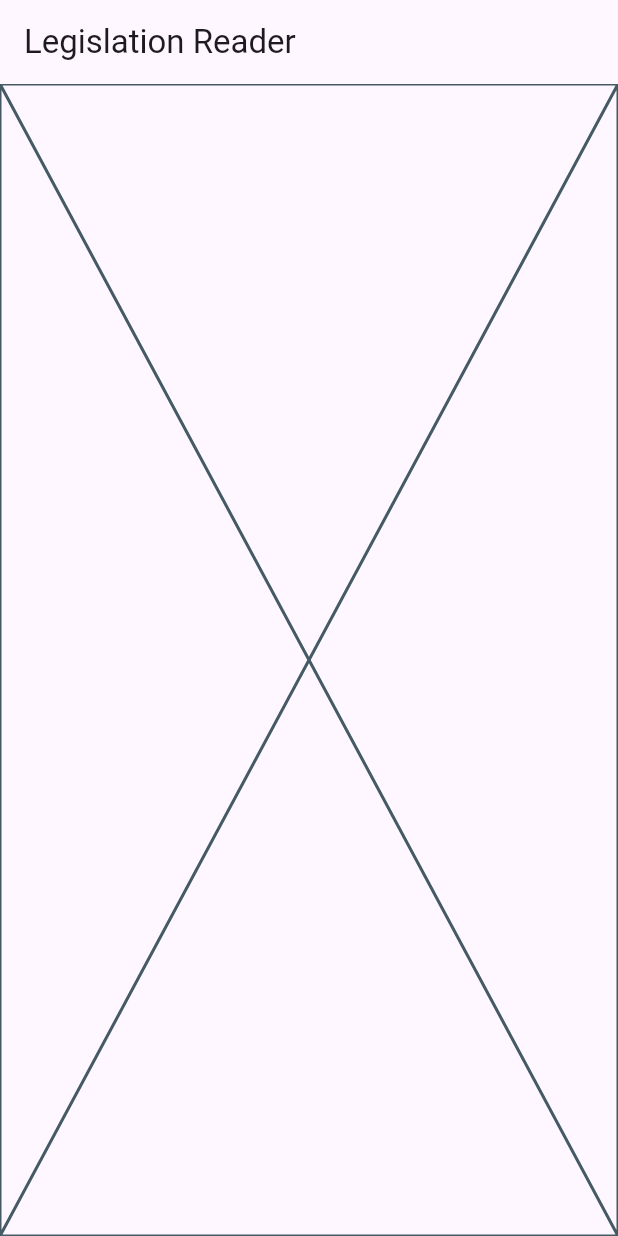
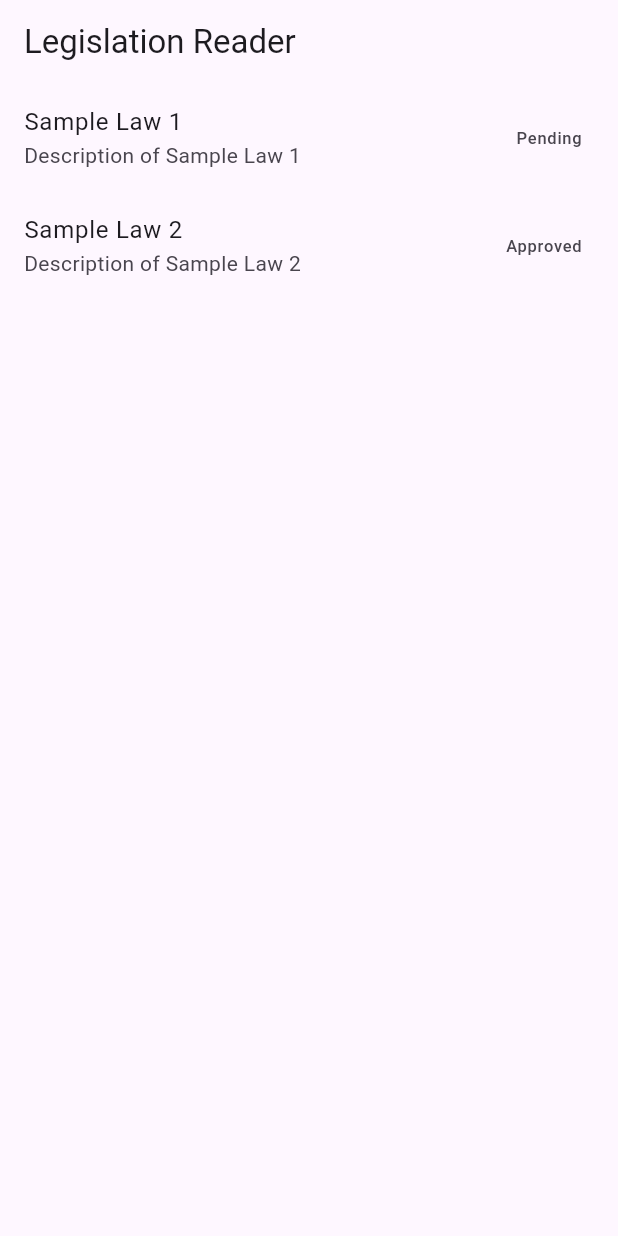
Before and after one commit to Mampuru/legal_app, a Flutter app: the screen it shows after launch, on a phone screen of 412 x 824 dp. Run offline on Flutter 3.47's test engine with Material 3 defaults, Android fonts, the phone set to English and light mode, and no system bars; our stand-ins replace flutter_dotenv, get.

Commit message:
Updated the legislation view add test data

```diff
--- a/lib/views/legislation_view.dart
+++ b/lib/views/legislation_view.dart
@@ -2,10 +2,25 @@ import 'package:flutter/material.dart';
 import 'package:get/get.dart';
 
 import '../controllers/legislation_controller.dart';
+import '../models/legislation_model.dart';
 
 // ignore: use_key_in_widget_constructors
 class LegislationView extends StatelessWidget {
   final LegislationController _controller = Get.put(LegislationController());
+
+  final List<Legislation> legislationList = [
+    Legislation(
+      title: 'Sample Law 1',
+      description: 'Description of Sample Law 1',
+      status: 'Pending',
+    ),
+    Legislation(
+      title: 'Sample Law 2',
+      description: 'Description of Sample Law 2',
+      status: 'Approved',
+    ),
+    // Add more legislation items as needed
+  ];
 
   @override
   Widget build(BuildContext context) {
@@ -17,9 +32,27 @@ class LegislationView extends StatelessWidget {
         init: _controller,
         builder: (_) {
           // Implement UI to display legislation data
-          return _.isLoading.value ? const CircularProgressIndicator() : const Placeholder();
+          return _.isLoading.value ? const CircularProgressIndicator() : legislationListView(legislationList);
         },
       ),
     );
   }
 }
+
+Widget legislationListView(List legislationList ){
+  return ListView.builder(
+    itemCount: legislationList.length,
+    itemBuilder: (BuildContext context, int index) {
+      return ListTile(
+        title: Text(legislationList[index].title),
+        subtitle: Text(legislationList[index].description),
+        trailing: Text(legislationList[index].status),
+        onTap: () {
+          // Action on tapping the legislation item
+          // For instance, navigating to detailed legislation view
+          // Navigator.push(context, MaterialPageRoute(builder: (context) => DetailedLegislationScreen()));
+        },
+      );
+    },
+  );
+}
```
